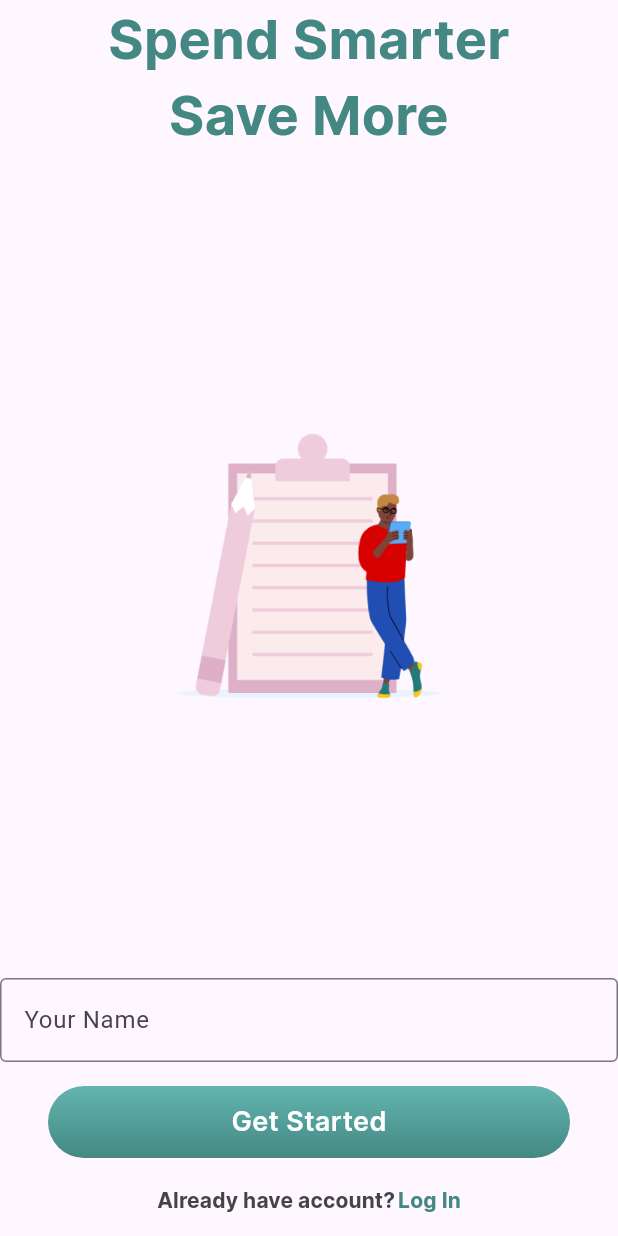
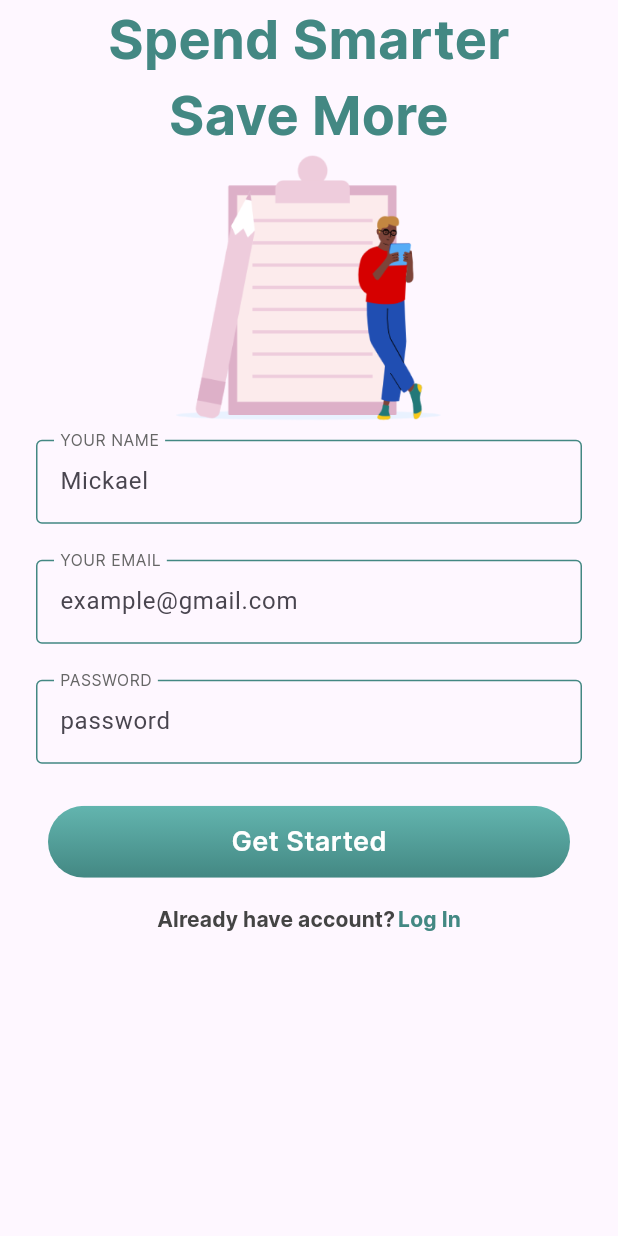
Before and after one commit to DanielMarcosPires/MonoFinancy, a Flutter app: the screen it shows after launch, on a phone screen of 412 x 824 dp. Run offline on Flutter 3.47's test engine with Material 3 defaults, Android fonts, the phone set to English and light mode, and no system bars.

Commit message:
Componentização dos inputs - Pronto! EP.13

```diff
--- a/lib/App.dart
+++ b/lib/App.dart
@@ -1,4 +1,5 @@
 import 'package:flutter/material.dart';
+import 'package:mono_financeiro/common/themes/default_theme.dart';
 import 'package:mono_financeiro/features/onboarding/onboarding_page.dart';
 import 'package:mono_financeiro/features/sign_up/sign_up_page.dart';
 import 'package:mono_financeiro/features/splash/splash_page.dart';
--- a/lib/common/constants/app_colors.dart
+++ b/lib/common/constants/app_colors.dart
@@ -3,14 +3,15 @@ import 'dart:ui';
 class AppColors {
   AppColors._();
 
-  static const Color greenlightOne = Color(0xff63b5af);
-  static const Color greenlightTwo = Color(0xff438883);
+  static const Color greenLightOne = Color(0xff63b5af);
+  static const Color greenLightTwo = Color(0xff438883);
 
-  static const List<Color> gradient = [greenlightOne, greenlightTwo];
+  static const List<Color> gradient = [greenLightOne, greenLightTwo];
   static const List<Color> lightGradient = [Color(0xffb5b5b5),Color(0xff7f7f7f)];
 
   static const Color white = Color(0xffffffff);
 
   static const Color iceWhite = Color(0xffeef8f7);
-  static const Color grey = Color(0xff444444);
+  static const Color darkGrey = Color(0xff444444);
+  static const Color grey = Color(0xff666666);
 }
--- a/lib/common/constants/app_text_styles.dart
+++ b/lib/common/constants/app_text_styles.dart
@@ -24,4 +24,9 @@ class AppTextStyles {
       fontSize: 14.0,
       fontWeight: FontWeight.w700
   );
+  static const TextStyle inputLabelText = TextStyle(
+    fontFamily: "Inter",
+    fontSize: 14.0,
+    fontWeight: FontWeight.w400,
+  );
 }
--- /dev/null
+++ b/lib/common/themes/default_theme.dart
@@ -0,0 +1,11 @@
+import 'package:flutter/material.dart';
+
+final defaultTheme = ThemeData(
+      inputDecorationTheme: InputDecorationTheme(
+          focusedBorder: OutlineInputBorder(
+              borderSide: BorderSide(
+                  color: Colors.red
+              )
+          )
+      )
+);
--- a/lib/features/onboarding/onboarding_page.dart
+++ b/lib/features/onboarding/onboarding_page.dart
@@ -33,10 +33,10 @@ class OnboardingPage extends StatelessWidget {
                   children: [
                     Text("Spend Smarter",
                         style: AppTextStyles.mediumText
-                            .copyWith(color: AppColors.greenlightTwo)),
+                            .copyWith(color: AppColors.greenLightTwo)),
                     Text("Save More",
                         style: AppTextStyles.mediumText
-                            .copyWith(color: AppColors.greenlightTwo)),
+                            .copyWith(color: AppColors.greenLightTwo)),
                     Padding(
                       padding: const EdgeInsets.all(16.0),
                       child:
@@ -46,13 +46,13 @@ class OnboardingPage extends StatelessWidget {
                       Text(
                           "Already have an account?",
                           style: AppTextStyles.smallText.copyWith(
-                              color: AppColors.grey
+                              color: AppColors.darkGrey
                           )
                       ),
                       Text(
                           "Sign In",
                           style: AppTextStyles.smallText.copyWith(
-                              color: AppColors.greenlightTwo
+                              color: AppColors.greenLightTwo
                           )
                       ),
                     ], onPressed: (){},),
--- a/lib/features/sign_up/sign_up_page.dart
+++ b/lib/features/sign_up/sign_up_page.dart
@@ -11,34 +11,38 @@ class SignUpPage extends StatelessWidget {
   @override
   Widget build(BuildContext context) {
     return Scaffold(
-      body: Column(children: [
+      body: ListView(children: [
         Text(
           "Spend Smarter",
           textAlign: TextAlign.center,
           style:
-          AppTextStyles.mediumText.copyWith(color: AppColors.greenlightTwo),
+              AppTextStyles.mediumText.copyWith(color: AppColors.greenLightTwo),
         ),
         Text(
           "Save More",
           textAlign: TextAlign.center,
           style:
-          AppTextStyles.mediumText.copyWith(color: AppColors.greenlightTwo),
+              AppTextStyles.mediumText.copyWith(color: AppColors.greenLightTwo),
         ),
         Expanded(child: Image.asset("assets/images/sign_up_image.png")),
         Form(
           child: Column(
             children: [
-                    TextFormField(
-                      decoration: InputDecoration(
-                        focusedBorder: OutlineInputBorder(
-                          borderSide: BorderSide(color: AppColors.greenlightTwo),
+              FormInput(
+                  labelText: "Your Name",
+                  hintText: "Mickael",
+                keyboardType: TextInputType.name,
               ),
-                        border: OutlineInputBorder(
-                          borderSide: BorderSide(color: AppColors.greenlightTwo),
+              FormInput(
+                labelText: "your email",
+                hintText: "example@gmail.com",
+                keyboardType: TextInputType.emailAddress,
               ),
-                        labelText: "Your Name",
+              FormInput(
+                labelText: "password",
+                hintText: "password",
+                keyboardType: TextInputType.visiblePassword,
               ),
-                    )
             ],
           ),
         ),
@@ -56,12 +60,74 @@ class SignUpPage extends StatelessWidget {
         ),
         MultiTextButton(children: [
           Text("Already have account?",
-          style: AppTextStyles.smallText.copyWith(color: AppColors.grey)),
+              style: AppTextStyles.smallText.copyWith(color: AppColors.darkGrey)),
           Text("Log In",
               style: AppTextStyles.smallText
-              .copyWith(color: AppColors.greenlightTwo)),
+                  .copyWith(color: AppColors.greenLightTwo)),
         ])
       ]),
     );
   }
 }
+
+class FormInput extends StatefulWidget {
+  final String labelText;
+  final String? hintText;
+  final EdgeInsetsGeometry? padding;
+  final TextInputType? keyboardType;
+  final int? maxLength;
+
+  const FormInput({
+    super.key,
+    required this.labelText,
+    required this.keyboardType,
+    this.maxLength,
+    this.padding, this.hintText
+  });
+
+  @override
+  State<FormInput> createState() => _FormInputState();
+}
+
+class _FormInputState extends State<FormInput> {
+
+  final defaultBorder = OutlineInputBorder(
+    borderSide: BorderSide(
+      color: AppColors.greenLightTwo
+    ),
+  );
+
+  @override
+  Widget build(BuildContext context) {
+    return Padding(
+      padding: widget.padding ?? EdgeInsets.symmetric(
+        horizontal: 24.0,
+        vertical: 12.0
+      ),
+      child: TextFormField(
+        keyboardType: widget.keyboardType,
+        maxLength: widget.maxLength,
+        decoration: InputDecoration(
+            floatingLabelBehavior:
+            (widget.hintText?.isEmpty ?? true)
+                ? FloatingLabelBehavior.never
+                : FloatingLabelBehavior.always,
+          hintText: widget.hintText,
+          labelText: widget.labelText.toUpperCase(),
+          labelStyle: AppTextStyles.inputLabelText.copyWith(
+            color: AppColors.grey
+          ),
+            border: defaultBorder,
+          focusedBorder:defaultBorder,
+          errorBorder: defaultBorder.copyWith(
+            borderSide: BorderSide(
+              color: Colors.red
+            )
+          ),
+          enabledBorder: defaultBorder,
+          disabledBorder: defaultBorder
+        ),
+      ),
+    );
+  }
+}
```
Lines whose indentation alone changed are shown as unchanged.
